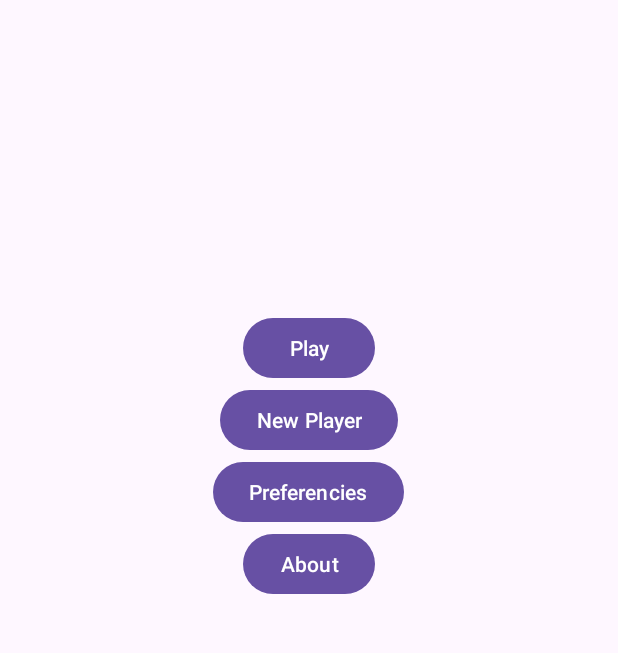
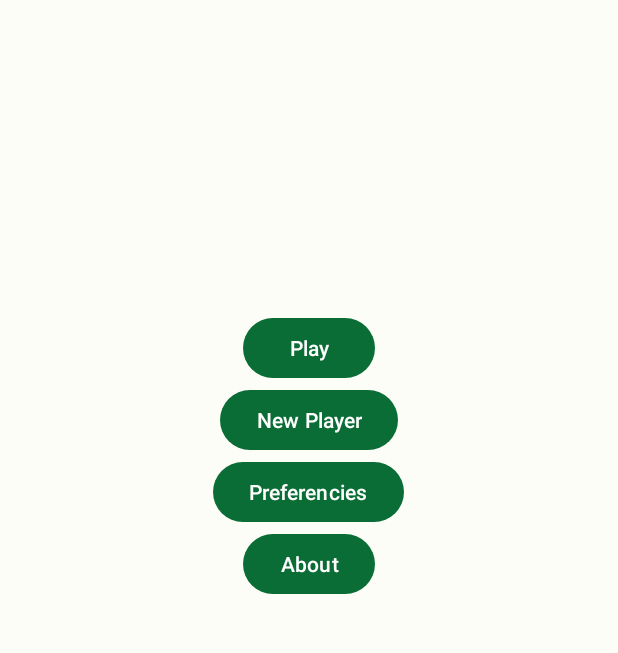
Before and after one commit to Minealex2001/DI-DAM2, an Android app: the screen it shows after launch (MainActivity), on a phone screen of 412 x 824 dp, the part 342-995 px from its top. Run offline under Robolectric (Android 15) with nearby library versions, the light colour scheme and no system bars.

Commit message:
Material Desing es lo mejor que le ha pasado a este planeta

```diff
--- a/Tema 1/Ejercicio-1/app/src/main/res/values-night/themes.xml
+++ b/Tema 1/Ejercicio-1/app/src/main/res/values-night/themes.xml
@@ -1,7 +1,31 @@
-<resources xmlns:tools="http://schemas.android.com/tools">
-    <!-- Base application theme. -->
-    <style name="Base.Theme.DIDAM2" parent="Theme.Material3.DayNight.NoActionBar">
-        <!-- Customize your dark theme here. -->
-        <!-- <item name="colorPrimary">@color/my_dark_primary</item> -->
+
+<resources>
+    <style name="Base.Theme.DIDAM2" parent="Theme.Material3.Dark.NoActionBar">
+        <item name="colorPrimary">@color/md_theme_dark_primary</item>
+        <item name="colorOnPrimary">@color/md_theme_dark_onPrimary</item>
+        <item name="colorPrimaryContainer">@color/md_theme_dark_primaryContainer</item>
+        <item name="colorOnPrimaryContainer">@color/md_theme_dark_onPrimaryContainer</item>
+        <item name="colorSecondary">@color/md_theme_dark_secondary</item>
+        <item name="colorOnSecondary">@color/md_theme_dark_onSecondary</item>
+        <item name="colorSecondaryContainer">@color/md_theme_dark_secondaryContainer</item>
+        <item name="colorOnSecondaryContainer">@color/md_theme_dark_onSecondaryContainer</item>
+        <item name="colorTertiary">@color/md_theme_dark_tertiary</item>
+        <item name="colorOnTertiary">@color/md_theme_dark_onTertiary</item>
+        <item name="colorTertiaryContainer">@color/md_theme_dark_tertiaryContainer</item>
+        <item name="colorOnTertiaryContainer">@color/md_theme_dark_onTertiaryContainer</item>
+        <item name="colorError">@color/md_theme_dark_error</item>
+        <item name="colorErrorContainer">@color/md_theme_dark_errorContainer</item>
+        <item name="colorOnError">@color/md_theme_dark_onError</item>
+        <item name="colorOnErrorContainer">@color/md_theme_dark_onErrorContainer</item>
+        <item name="android:colorBackground">@color/md_theme_dark_background</item>
+        <item name="colorOnBackground">@color/md_theme_dark_onBackground</item>
+        <item name="colorSurface">@color/md_theme_dark_surface</item>
+        <item name="colorOnSurface">@color/md_theme_dark_onSurface</item>
+        <item name="colorSurfaceVariant">@color/md_theme_dark_surfaceVariant</item>
+        <item name="colorOnSurfaceVariant">@color/md_theme_dark_onSurfaceVariant</item>
+        <item name="colorOutline">@color/md_theme_dark_outline</item>
+        <item name="colorOnSurfaceInverse">@color/md_theme_dark_inverseOnSurface</item>
+        <item name="colorSurfaceInverse">@color/md_theme_dark_inverseSurface</item>
+        <item name="colorPrimaryInverse">@color/md_theme_dark_inversePrimary</item>
     </style>
 </resources>
--- a/Tema 1/Ejercicio-1/app/src/main/res/values/colors.xml
+++ b/Tema 1/Ejercicio-1/app/src/main/res/values/colors.xml
@@ -1,5 +1,64 @@
-<?xml version="1.0" encoding="utf-8"?>
+
 <resources>
-    <color name="black">#FF000000</color>
-    <color name="white">#FFFFFFFF</color>
+    <color name="seed">#0e6d36</color>
+    <color name="md_theme_light_primary">#0B6D36</color>
+    <color name="md_theme_light_onPrimary">#FFFFFF</color>
+    <color name="md_theme_light_primaryContainer">#9EF6B0</color>
+    <color name="md_theme_light_onPrimaryContainer">#00210B</color>
+    <color name="md_theme_light_secondary">#506352</color>
+    <color name="md_theme_light_onSecondary">#FFFFFF</color>
+    <color name="md_theme_light_secondaryContainer">#D3E8D2</color>
+    <color name="md_theme_light_onSecondaryContainer">#0E1F12</color>
+    <color name="md_theme_light_tertiary">#3A656E</color>
+    <color name="md_theme_light_onTertiary">#FFFFFF</color>
+    <color name="md_theme_light_tertiaryContainer">#BDEAF5</color>
+    <color name="md_theme_light_onTertiaryContainer">#001F25</color>
+    <color name="md_theme_light_error">#BA1A1A</color>
+    <color name="md_theme_light_errorContainer">#FFDAD6</color>
+    <color name="md_theme_light_onError">#FFFFFF</color>
+    <color name="md_theme_light_onErrorContainer">#410002</color>
+    <color name="md_theme_light_background">#FCFDF7</color>
+    <color name="md_theme_light_onBackground">#191C19</color>
+    <color name="md_theme_light_surface">#FCFDF7</color>
+    <color name="md_theme_light_onSurface">#191C19</color>
+    <color name="md_theme_light_surfaceVariant">#DDE5DA</color>
+    <color name="md_theme_light_onSurfaceVariant">#414941</color>
+    <color name="md_theme_light_outline">#717970</color>
+    <color name="md_theme_light_inverseOnSurface">#F0F1EC</color>
+    <color name="md_theme_light_inverseSurface">#2E312E</color>
+    <color name="md_theme_light_inversePrimary">#82D996</color>
+    <color name="md_theme_light_shadow">#000000</color>
+    <color name="md_theme_light_surfaceTint">#0B6D36</color>
+    <color name="md_theme_light_outlineVariant">#C1C9BE</color>
+    <color name="md_theme_light_scrim">#000000</color>
+    <color name="md_theme_dark_primary">#82D996</color>
+    <color name="md_theme_dark_onPrimary">#003918</color>
+    <color name="md_theme_dark_primaryContainer">#005226</color>
+    <color name="md_theme_dark_onPrimaryContainer">#9EF6B0</color>
+    <color name="md_theme_dark_secondary">#B7CCB7</color>
+    <color name="md_theme_dark_onSecondary">#233426</color>
+    <color name="md_theme_dark_secondaryContainer">#394B3B</color>
+    <color name="md_theme_dark_onSecondaryContainer">#D3E8D2</color>
+    <color name="md_theme_dark_tertiary">#A2CED8</color>
+    <color name="md_theme_dark_onTertiary">#01363E</color>
+    <color name="md_theme_dark_tertiaryContainer">#204D55</color>
+    <color name="md_theme_dark_onTertiaryContainer">#BDEAF5</color>
+    <color name="md_theme_dark_error">#FFB4AB</color>
+    <color name="md_theme_dark_errorContainer">#93000A</color>
+    <color name="md_theme_dark_onError">#690005</color>
+    <color name="md_theme_dark_onErrorContainer">#FFDAD6</color>
+    <color name="md_theme_dark_background">#191C19</color>
+    <color name="md_theme_dark_onBackground">#E2E3DE</color>
+    <color name="md_theme_dark_surface">#191C19</color>
+    <color name="md_theme_dark_onSurface">#E2E3DE</color>
+    <color name="md_theme_dark_surfaceVariant">#414941</color>
+    <color name="md_theme_dark_onSurfaceVariant">#C1C9BE</color>
+    <color name="md_theme_dark_outline">#8B938A</color>
+    <color name="md_theme_dark_inverseOnSurface">#191C19</color>
+    <color name="md_theme_dark_inverseSurface">#E2E3DE</color>
+    <color name="md_theme_dark_inversePrimary">#0B6D36</color>
+    <color name="md_theme_dark_shadow">#000000</color>
+    <color name="md_theme_dark_surfaceTint">#82D996</color>
+    <color name="md_theme_dark_outlineVariant">#414941</color>
+    <color name="md_theme_dark_scrim">#000000</color>
 </resources>
--- a/Tema 1/Ejercicio-1/app/src/main/res/values/themes.xml
+++ b/Tema 1/Ejercicio-1/app/src/main/res/values/themes.xml
@@ -1,8 +1,32 @@
-<resources xmlns:tools="http://schemas.android.com/tools">
-    <!-- Base application theme. -->
-    <style name="Base.Theme.DIDAM2" parent="Theme.Material3.DayNight.NoActionBar">
-        <!-- Customize your light theme here. -->
-        <!-- <item name="colorPrimary">@color/my_light_primary</item> -->
+
+<resources>
+    <style name="Base.Theme.DIDAM2" parent="Theme.Material3.Light.NoActionBar">
+        <item name="colorPrimary">@color/md_theme_light_primary</item>
+        <item name="colorOnPrimary">@color/md_theme_light_onPrimary</item>
+        <item name="colorPrimaryContainer">@color/md_theme_light_primaryContainer</item>
+        <item name="colorOnPrimaryContainer">@color/md_theme_light_onPrimaryContainer</item>
+        <item name="colorSecondary">@color/md_theme_light_secondary</item>
+        <item name="colorOnSecondary">@color/md_theme_light_onSecondary</item>
+        <item name="colorSecondaryContainer">@color/md_theme_light_secondaryContainer</item>
+        <item name="colorOnSecondaryContainer">@color/md_theme_light_onSecondaryContainer</item>
+        <item name="colorTertiary">@color/md_theme_light_tertiary</item>
+        <item name="colorOnTertiary">@color/md_theme_light_onTertiary</item>
+        <item name="colorTertiaryContainer">@color/md_theme_light_tertiaryContainer</item>
+        <item name="colorOnTertiaryContainer">@color/md_theme_light_onTertiaryContainer</item>
+        <item name="colorError">@color/md_theme_light_error</item>
+        <item name="colorErrorContainer">@color/md_theme_light_errorContainer</item>
+        <item name="colorOnError">@color/md_theme_light_onError</item>
+        <item name="colorOnErrorContainer">@color/md_theme_light_onErrorContainer</item>
+        <item name="android:colorBackground">@color/md_theme_light_background</item>
+        <item name="colorOnBackground">@color/md_theme_light_onBackground</item>
+        <item name="colorSurface">@color/md_theme_light_surface</item>
+        <item name="colorOnSurface">@color/md_theme_light_onSurface</item>
+        <item name="colorSurfaceVariant">@color/md_theme_light_surfaceVariant</item>
+        <item name="colorOnSurfaceVariant">@color/md_theme_light_onSurfaceVariant</item>
+        <item name="colorOutline">@color/md_theme_light_outline</item>
+        <item name="colorOnSurfaceInverse">@color/md_theme_light_inverseOnSurface</item>
+        <item name="colorSurfaceInverse">@color/md_theme_light_inverseSurface</item>
+        <item name="colorPrimaryInverse">@color/md_theme_light_inversePrimary</item>
     </style>
 
     <style name="Theme.DIDAM2" parent="Base.Theme.DIDAM2" />
```
